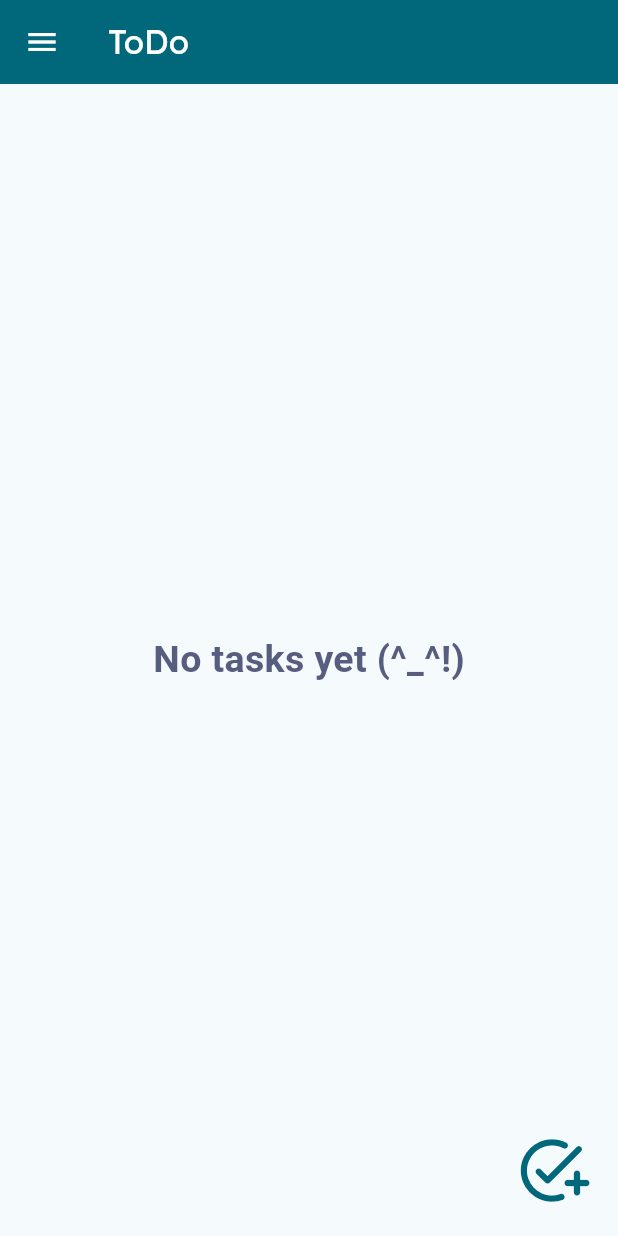
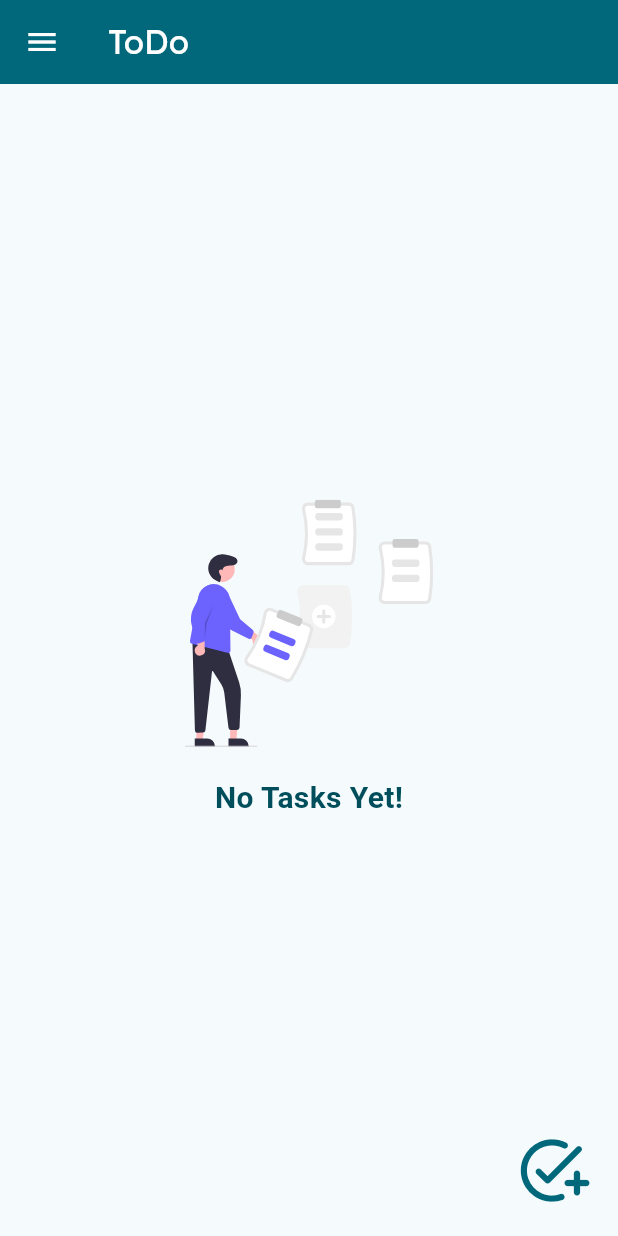
Before and after one commit to flutter-dev-mohamed/TODOApp, a Flutter app: the screen it shows after launch, on a phone screen of 412 x 824 dp. Run offline on Flutter 3.47's test engine with Material 3 defaults, Android fonts, the light colour scheme and no system bars; our stand-ins replace flutter_local_notifications, flutter_slidable, flutter_svg, flutter_timezone, focused_menu, google_fonts and 4 more; accounts and stored records are empty.

Commit message:
Add empty state SVG and improve empty task UI
Replaced the text-only empty task list message with a new SVG illustration and updated text for better user experience. Added the flutter_svg package and the empty_task_group.svg asset. Removed unused notification icon.

```diff
--- a/lib/Pages/task_list_page.dart
+++ b/lib/Pages/task_list_page.dart
@@ -1,6 +1,7 @@
 // ignore_for_file: avoid_print
 
 import 'package:flutter/material.dart';
+import 'package:flutter_svg/flutter_svg.dart';
 import 'package:todo_app/dataBase/task_class_mod.dart';
 import 'package:todo_app/Pages/task_card.dart';
 import 'package:todo_app/dataBase/data_class.dart';
@@ -41,16 +42,7 @@ class _TaskListPageState extends State<TaskListPage> {
   @override
   Widget build(BuildContext context) {
     if (data.listOfTasks.isEmpty) {
-      return Center(
-        child: Text(
-          'No tasks yet (^_^!)',
-          style: TextStyle(
-            color: Theme.of(context).colorScheme.tertiary,
-            fontWeight: FontWeight.bold,
-            fontSize: 25,
-          ),
-        ),
-      );
+      return emptyScreen();
     }
 
     return Padding(
@@ -77,4 +69,30 @@ class _TaskListPageState extends State<TaskListPage> {
       ),
     );
   }
+
+  Widget emptyScreen() {
+    return Center(
+      child: Column(
+        mainAxisAlignment: MainAxisAlignment.center,
+        children: [
+          SvgPicture.asset(
+            'assets/empty_task_group.svg',
+            height: MediaQuery.of(context).size.width * 0.4,
+          ),
+          const Divider(
+            height: 20,
+            color: Colors.transparent,
+          ),
+          Text(
+            'No Tasks Yet!',
+            style: TextStyle(
+              color: Theme.of(context).colorScheme.onPrimaryContainer,
+              fontWeight: FontWeight.bold,
+              fontSize: 20,
+            ),
+          ),
+        ],
+      ),
+    );
+  }
 }
--- a/pubspec.yaml
+++ b/pubspec.yaml
@@ -48,6 +48,7 @@ dependencies:
   flutter_local_notifications: ^19.4.0
   timezone: ^0.10.1
   flutter_timezone: ^4.1.1
+  flutter_svg: ^2.2.0
 
 
 dev_dependencies:
```
Also changed, not shown: assets/empty_task_group.svg (added), pubspec.lock, 1 other file.
